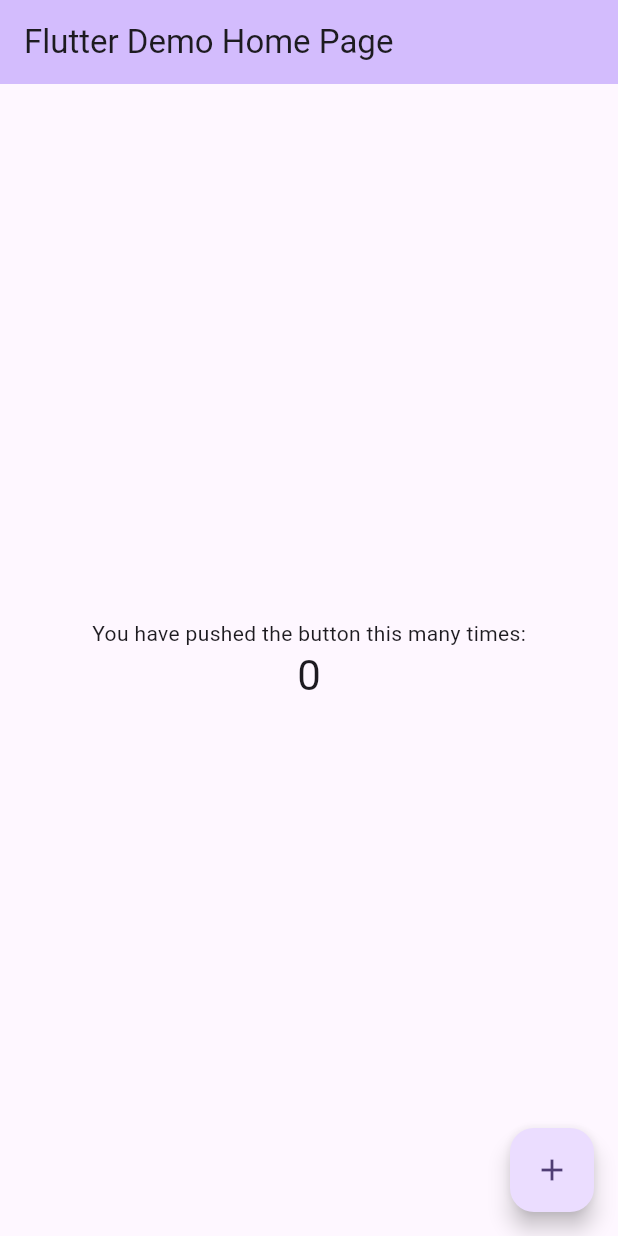
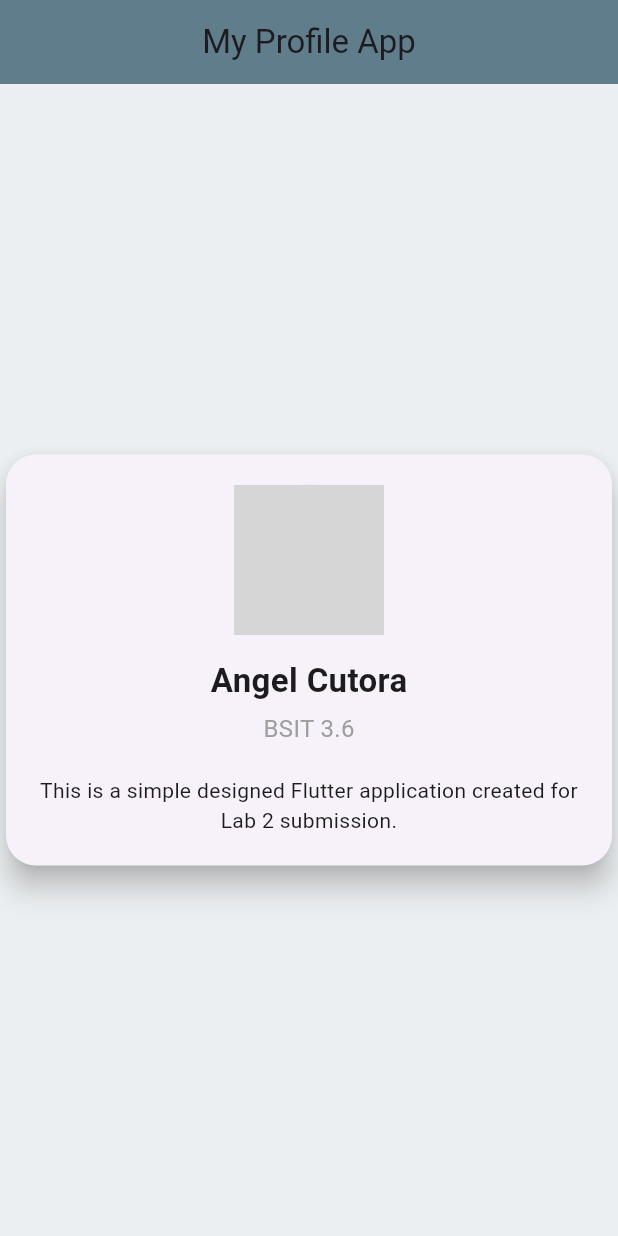
Before and after one commit to angelcutora/lab2_Cutora, a Flutter app: the screen it shows after launch, on a phone screen of 412 x 824 dp. Run offline on Flutter 3.47's test engine with Material 3 defaults, Android fonts, the phone set to English and light mode, and no system bars; network calls fail; grey boxes are pictures that could not be loaded.

Commit message:
Completed simple profile design app

```diff
--- a/lib/main.dart
+++ b/lib/main.dart
@@ -7,115 +7,69 @@ void main() {
 class MyApp extends StatelessWidget {
   const MyApp({super.key});
 
-  // This widget is the root of your application.
   @override
   Widget build(BuildContext context) {
-    return MaterialApp(
-      title: 'Flutter Demo',
-      theme: ThemeData(
-        // This is the theme of your application.
-        //
-        // TRY THIS: Try running your application with "flutter run". You'll see
-        // the application has a purple toolbar. Then, without quitting the app,
-        // try changing the seedColor in the colorScheme below to Colors.green
-        // and then invoke "hot reload" (save your changes or press the "hot
-        // reload" button in a Flutter-supported IDE, or press "r" if you used
-        // the command line to start the app).
-        //
-        // Notice that the counter didn't reset back to zero; the application
-        // state is not lost during the reload. To reset the state, use hot
-        // restart instead.
-        //
-        // This works for code too, not just values: Most code changes can be
-        // tested with just a hot reload.
-        colorScheme: .fromSeed(seedColor: Colors.deepPurple),
-      ),
-      home: const MyHomePage(title: 'Flutter Demo Home Page'),
+    return const MaterialApp(
+      debugShowCheckedModeBanner: false,
+      home: ProfilePage(),
     );
   }
 }
 
-class MyHomePage extends StatefulWidget {
-  const MyHomePage({super.key, required this.title});
-
-  // This widget is the home page of your application. It is stateful, meaning
-  // that it has a State object (defined below) that contains fields that affect
-  // how it looks.
-
-  // This class is the configuration for the state. It holds the values (in this
-  // case the title) provided by the parent (in this case the App widget) and
-  // used by the build method of the State. Fields in a Widget subclass are
-  // always marked "final".
-
-  final String title;
-
-  @override
-  State<MyHomePage> createState() => _MyHomePageState();
-}
-
-class _MyHomePageState extends State<MyHomePage> {
-  int _counter = 0;
-
-  void _incrementCounter() {
-    setState(() {
-      // This call to setState tells the Flutter framework that something has
-      // changed in this State, which causes it to rerun the build method below
-      // so that the display can reflect the updated values. If we changed
-      // _counter without calling setState(), then the build method would not be
-      // called again, and so nothing would appear to happen.
-      _counter++;
-    });
-  }
+class ProfilePage extends StatelessWidget {
+  const ProfilePage({super.key});
 
   @override
   Widget build(BuildContext context) {
-    // This method is rerun every time setState is called, for instance as done
-    // by the _incrementCounter method above.
-    //
-    // The Flutter framework has been optimized to make rerunning build methods
-    // fast, so that you can just rebuild anything that needs updating rather
-    // than having to individually change instances of widgets.
     return Scaffold(
+      backgroundColor: Colors.blueGrey[50],
       appBar: AppBar(
-        // TRY THIS: Try changing the color here to a specific color (to
-        // Colors.amber, perhaps?) and trigger a hot reload to see the AppBar
-        // change color while the other colors stay the same.
-        backgroundColor: Theme.of(context).colorScheme.inversePrimary,
-        // Here we take the value from the MyHomePage object that was created by
-        // the App.build method, and use it to set our appbar title.
-        title: Text(widget.title),
+        title: const Text("My Profile App"),
+        centerTitle: true,
+        backgroundColor: Colors.blueGrey,
       ),
       body: Center(
-        // Center is a layout widget. It takes a single child and positions it
-        // in the middle of the parent.
-        child: Column(
-          // Column is also a layout widget. It takes a list of children and
-          // arranges them vertically. By default, it sizes itself to fit its
-          // children horizontally, and tries to be as tall as its parent.
-          //
-          // Column has various properties to control how it sizes itself and
-          // how it positions its children. Here we use mainAxisAlignment to
-          // center the children vertically; the main axis here is the vertical
-          // axis because Columns are vertical (the cross axis would be
-          // horizontal).
-          //
-          // TRY THIS: Invoke "debug painting" (choose the "Toggle Debug Paint"
-          // action in the IDE, or press "p" in the console), to see the
-          // wireframe for each widget.
-          mainAxisAlignment: .center,
-          children: [
-            const Text('You have pushed the button this many times:'),
-            Text(
-              '$_counter',
-              style: Theme.of(context).textTheme.headlineMedium,
+        child: Card(
+          elevation: 8,
+          shape: RoundedRectangleBorder(
+            borderRadius: BorderRadius.circular(20),
+          ),
+          child: Padding(
+            padding: const EdgeInsets.all(20.0),
+            child: Column(
+              mainAxisSize: MainAxisSize.min,
+              children: const [
+                CircleAvatar(
+                  radius: 50,
+                  backgroundImage: NetworkImage(
+                    "https://i.pravatar.cc/300",
+                  ),
+                ),
+                SizedBox(height: 15),
+                Text(
+                  "Angel Cutora",
+                  style: TextStyle(
+                    fontSize: 22,
+                    fontWeight: FontWeight.bold,
+                  ),
+                ),
+                SizedBox(height: 5),
+                Text(
+                  "BSIT 3.6",
+                  style: TextStyle(
+                    fontSize: 16,
+                    color: Colors.grey,
+                  ),
+                ),
+                SizedBox(height: 20),
+                Text(
+                  "This is a simple designed Flutter application created for Lab 2 submission.",
+                  textAlign: TextAlign.center,
+                ),
+              ],
             ),
-          ],
+          ),
         ),
-      ),
-      floatingActionButton: FloatingActionButton(
-        onPressed: _incrementCounter,
-        tooltip: 'Increment',
-        child: const Icon(Icons.add),
       ),
     );
   }
```
